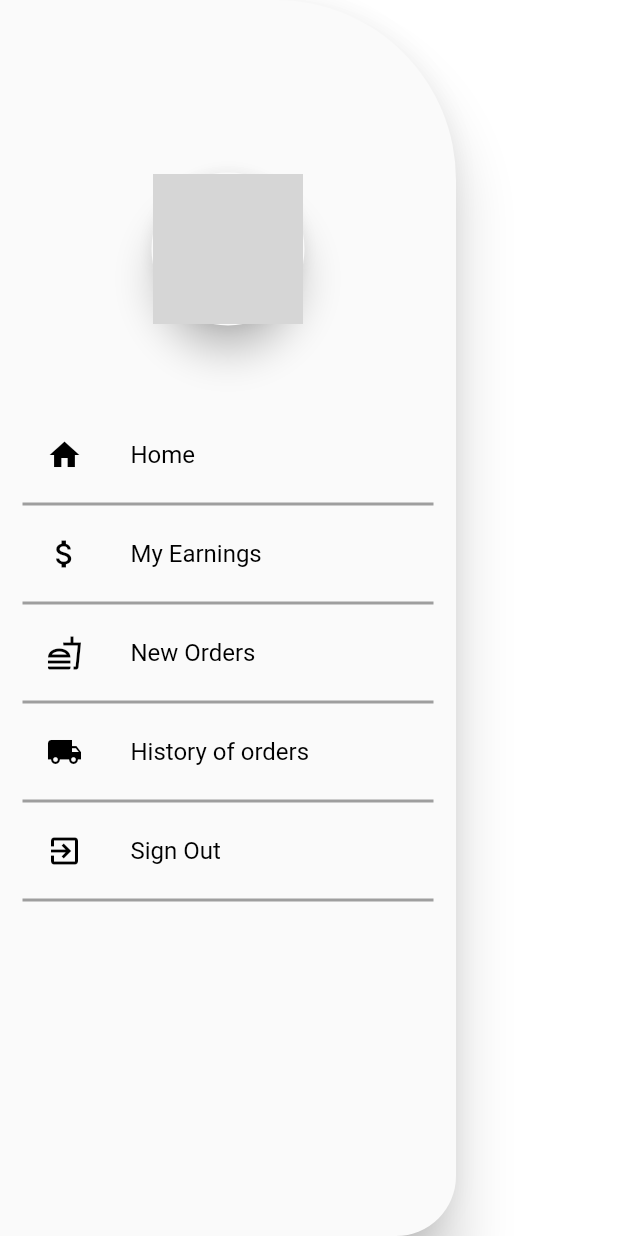
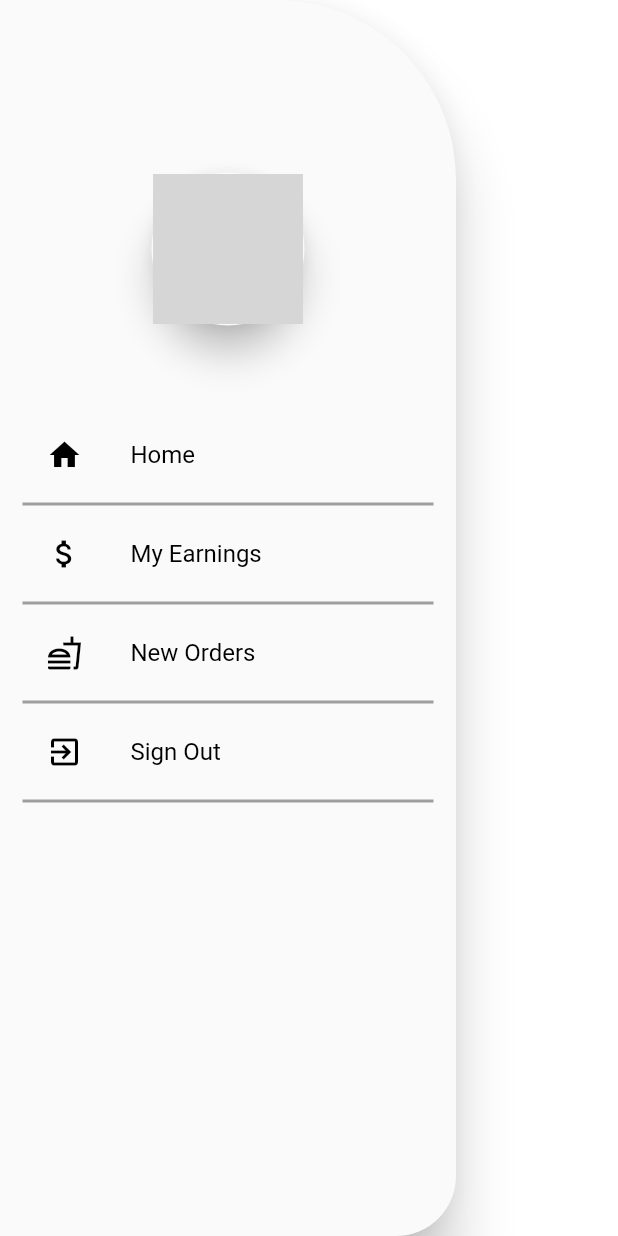
Before and after one commit to dakshvasudev/Amigo, a Flutter app: the MyDrawer widget shown alone on an empty page, opened directly, on a phone screen of 412 x 824 dp. Run offline on Flutter 3.47's test engine with Material 2 defaults, Android fonts, the phone set to English and light mode, and no system bars; our stand-ins replace cloud_firestore, firebase_auth, firebase_core, firebase_storage, fluttertoast, google_fonts and 2 more; accounts and stored records are empty; network calls fail; project files that could hold a hidden picture were left out; grey boxes are pictures that could not be loaded.

Commit message:
new orders screen ui implemented half

```diff
--- a/lib/mainScreens/order_details_screen.dart
+++ b/lib/mainScreens/order_details_screen.dart
@@ -62,8 +62,7 @@ class _OrderDetailsScreenState extends State<OrderDetailsScreen>
               orderStatus = dataMap["status"].toString();
             }
             return snapshot.hasData
-                ? Container(
-                    child: Column(
+                ? Column(
                   children: [
                     StatusBanner(
                       status: dataMap!["isSuccess"],
@@ -77,7 +76,7 @@ class _OrderDetailsScreenState extends State<OrderDetailsScreen>
                       child: Align(
                         alignment: Alignment.centerLeft,
                         child: Text(
-                              "€  ${dataMap["totalAmount"]}",
+                          "₹  ${dataMap["totalAmount"]}",
                           style: const TextStyle(
                             fontSize: 24,
                             fontWeight: FontWeight.bold,
@@ -105,7 +104,6 @@ class _OrderDetailsScreenState extends State<OrderDetailsScreen>
                         ? Image.asset("images/packing.png")
                         : Image.asset("images/delivered.jpg"),
                   ],
-                    ),
                 )
                 : Center(child: circularProgress(),);
           },
--- a/lib/widgets/my_drawer.dart
+++ b/lib/widgets/my_drawer.dart
@@ -100,22 +100,22 @@ class MyDrawer extends StatelessWidget {
                   Navigator.push(context, MaterialPageRoute(builder: (context)=>NewOrdersScreen()));
                 },
               ),
-              const Divider(
-                height: 10,
-                color: Colors.grey,
-                thickness: 2,
-              ),
-              ListTile(
-                leading: const Icon(
-                  Icons.local_shipping,
-                  color: Colors.black,
-                ),
-                title: const Text(
-                  "History of orders",
-                  style: TextStyle(color: Colors.black),
-                ),
-                onTap: () {},
-              ),
+              // const Divider(
+              //   height: 10,
+              //   color: Colors.grey,
+              //   thickness: 2,
+              // ),
+              // ListTile(
+              //   leading: const Icon(
+              //     Icons.local_shipping,
+              //     color: Colors.black,
+              //   ),
+              //   title: const Text(
+              //     "History of orders",
+              //     style: TextStyle(color: Colors.black),
+              //   ),
+              //   onTap: () {},
+              // ),
               const Divider(
                 height: 10,
                 color: Colors.grey,
```
Also changed, not shown: lib/widgets/status_banner.dart (+3 -13 lines). Lines whose indentation alone changed are shown as unchanged.
